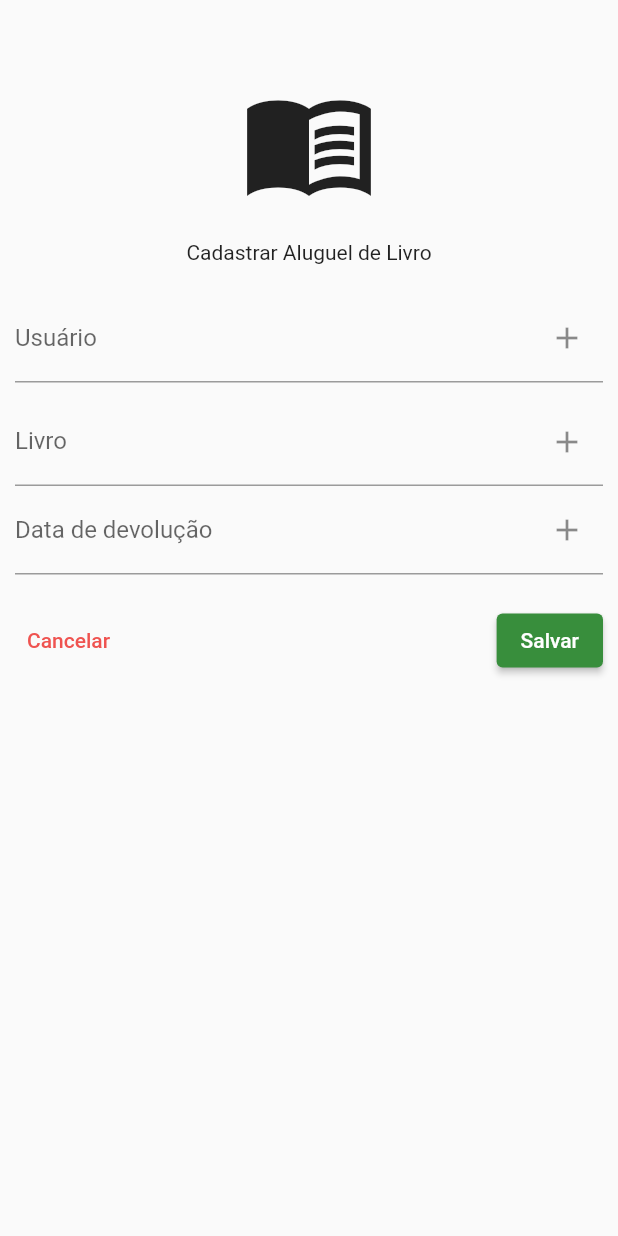
After one commit to mateusmeds/locadora-livros-wda, a Flutter app: the screen it shows after launch, after a tap on "Form Empréstimo de Livro", on a phone screen of 412 x 824 dp. The commit adds this screen. Run offline on Flutter 3.47's test engine with Material 2 defaults, Android fonts, the phone set to English and light mode, and no system bars.

Commit message:
Criando tela de cadastro de empréstimo de livro

```diff
--- /dev/null
+++ b/lib/components/book_rent_register_form.dart
@@ -0,0 +1,89 @@
+import 'package:flutter/material.dart';
+
+class BookRentRegisterForm extends StatefulWidget {
+
+  final BuildContext context;
+
+  const BookRentRegisterForm(this.context, {Key? key}) : super(key: key);
+
+  @override
+  _BookRentRegisterFormState createState() => _BookRentRegisterFormState();
+}
+
+class _BookRentRegisterFormState extends State<BookRentRegisterForm> {
+  final rentalDate = DateTime.now();
+  final userController = TextEditingController();
+  final bookController = TextEditingController();
+  final devolutionDateController = TextEditingController();
+
+  ///Função responsável por fechar a modal
+  _closeBookRentFormModal(BuildContext context) {
+    Navigator.of(context).pop();
+  }
+
+  @override
+  Widget build(BuildContext context) {
+    return Padding(
+      padding: const EdgeInsets.fromLTRB(10, 50, 10, 0),
+      child: Column(
+        mainAxisAlignment: MainAxisAlignment.start,
+        crossAxisAlignment: CrossAxisAlignment.center,
+        children: <Widget>[
+          const Icon(
+            Icons.menu_book_sharp,
+            size: 90,
+          ),
+          const SizedBox(height: 20),
+          const Text("Cadastrar Aluguel de Livro"),
+          const SizedBox(height: 20),
+          //TODO: alterar os ícones
+          //TODO: tornar input selecionável com os usários
+          TextField(
+            controller: userController,
+            decoration: const InputDecoration(
+              labelText: 'Usuário',
+              suffixIcon: Icon(Icons.add),
+            ),
+          ),
+          const SizedBox(height: 10),
+          //TODO: colocar input selecionável com a lista de livros
+          TextField(
+            controller: bookController,
+            decoration: const InputDecoration(
+              labelText: 'Livro',
+              suffixIcon: Icon(Icons.add),
+            ),
+          ),
+          //TODO: ao clicar, abrir calendário para selecionar a data
+          TextField(
+            controller: devolutionDateController,
+            decoration: const InputDecoration(
+              labelText: 'Data de devolução',
+              suffixIcon: Icon(Icons.add),
+            ),
+          ),
+          const SizedBox(height: 20),
+          Row(
+            mainAxisAlignment: MainAxisAlignment.spaceBetween,
+            children: [
+              TextButton(
+                  onPressed: () => _closeBookRentFormModal(context),
+                  child: const Text('Cancelar'),
+                  style: TextButton.styleFrom(primary: Colors.red[400])),
+              ElevatedButton(
+                onPressed: () {
+                  //Apagar
+                  debugPrint("Usuário => ${userController.text}");
+                  debugPrint("Livro => ${bookController.text}");
+                  debugPrint("Data de devolução => ${devolutionDateController.text}");
+                },
+                child: Text('Salvar'),
+                style: ElevatedButton.styleFrom(primary: Colors.green[700]),
+              ),
+            ],
+          )
+        ],
+      ),
+    );
+  }
+}
--- a/lib/main.dart
+++ b/lib/main.dart
@@ -1,5 +1,6 @@
 import 'package:flutter/material.dart';
 import 'package:livraria_wda/components/book_register_form.dart';
+import 'package:livraria_wda/components/book_rent_register_form.dart';
 import 'package:livraria_wda/components/publisher_register_form.dart';
 import 'package:livraria_wda/components/user_register_form.dart';
 
@@ -33,6 +34,16 @@ class MyHomePage extends StatefulWidget {
 }
 
 class _MyHomePageState extends State<MyHomePage> {
+  ///Função responsável por abrir a modal
+  _openBookRentRegisterFormModal(BuildContext context) {
+    showModalBottomSheet(
+        isScrollControlled: true,
+        context: context,
+        builder: (ctx) {
+          return BookRentRegisterForm(context);
+        });
+  }
+
   ///Função responsável por abrir a modal
   _openBookRegisterFormModal(BuildContext context) {
     showModalBottomSheet(
@@ -89,6 +100,10 @@ class _MyHomePageState extends State<MyHomePage> {
               onPressed: () => _openBookRegisterFormModal(context),
               child: Text("Form Livro"),
             ),
+            TextButton(
+              onPressed: () => _openBookRentRegisterFormModal(context),
+              child: Text("Form Empréstimo de Livro"),
+            ),
           ],
         ),
       ),
```
